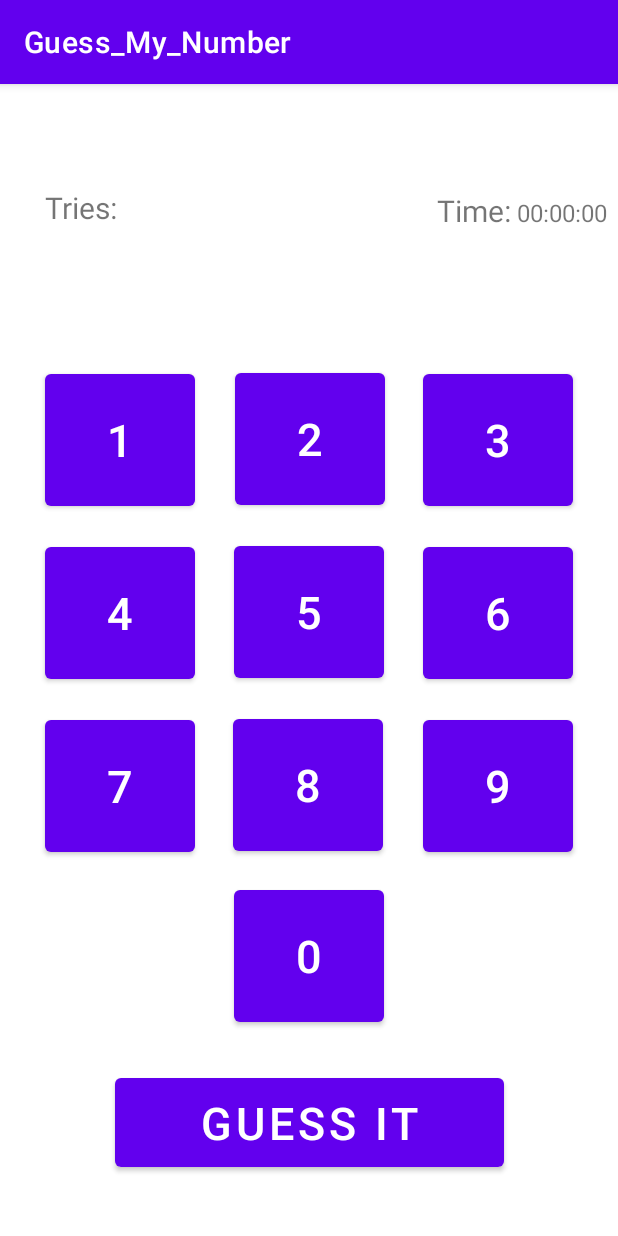
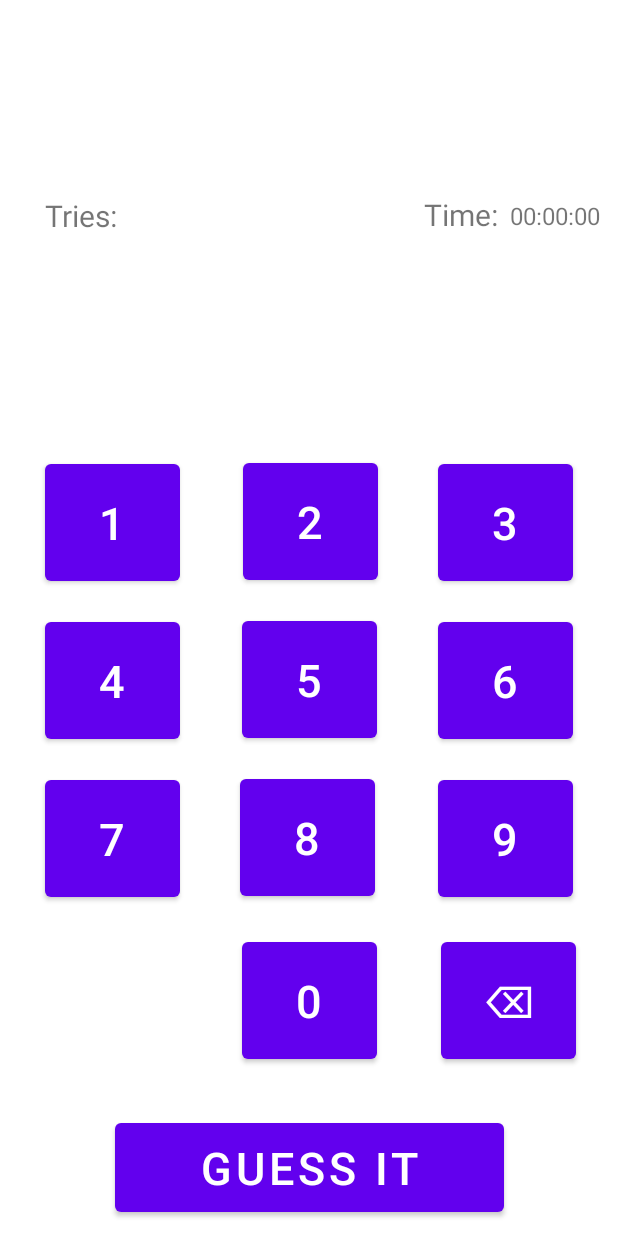
Before and after one commit to MereacreEugen01/Guess_My_Number, an Android app: the Game_Activity screen opened directly, with no data from a screen before it, on a phone screen of 412 x 824 dp. Run offline under Robolectric (Android 15) with nearby library versions, the phone set to English and light mode, and no system bars.

Commit message:
Apportate alcune migliorie, manca da implementare la game activity e la score activity

```diff
--- a/app/src/main/java/com/example/guess_my_number/Game_Activity.java
+++ b/app/src/main/java/com/example/guess_my_number/Game_Activity.java
@@ -34,35 +34,36 @@ public class Game_Activity extends AppCompatActivity {
     public void onClickGuess(View arg0){
         //Controllo numero
         if(this.rifGuessView.getText().length()<1){
-            this.rifMessageView.setText("Nothing");
+            this.rifGuessView.setText("Nothing");
         }else {
             if(Integer.parseInt(this.rifGuessView.getText().toString()) == n) {
-                if(this.rifMessageView.getText().equals("Guessed")){
+                if(this.rifGuessView.getText().equals("Guessed")){
 
                 }else{
                 counter++;
                 this.rifTriesCounter.setText("" + counter);
                 finalCounter = counter;
-                this.rifMessageView.setText("Guessed");
+                this.rifGuessView.setText("Guessed");
             }} else if(n > Integer.parseInt(this.rifGuessView.getText().toString())){
-                this.rifMessageView.setText("Higher");
+                this.rifGuessView.setText("Higher");
                 counter++;
-                this.rifGuessView.setText("");
+                //this.rifGuessView.setText("");
                 this.rifTriesCounter.setText("" + counter);
             } else {
-                this.rifMessageView.setText("Lower");
+                this.rifGuessView.setText("Lower");
                 counter++;
-                this.rifGuessView.setText("");
+               // this.rifGuessView.setText("");
                 this.rifTriesCounter.setText("" + counter);
             }
         }
     }
 
     public void onClick1(View arg0){
-        if(this.rifMessageView.getText().equals("Guessed")){
-
-        }else
-        this.rifGuessView.append("1");
+        try{
+            rifGuessView.append("1");
+        }catch(Exception e){
+            rifGuessView.setText("1");
+        }
     }
 
     public void onClick2(View arg0){
@@ -127,4 +128,11 @@ public class Game_Activity extends AppCompatActivity {
         }else
         this.rifGuessView.append("0");
     }
+    public void onClickDelete(View arg0){
+        if(this.rifMessageView.getText().equals("Guessed")){
+
+        }else {
+            this.rifGuessView.getText().toString().substring(0, rifGuessView.getText().toString().length()-1);
+        }
+    }
 }
--- a/app/src/main/res/layout/activity_game.xml
+++ b/app/src/main/res/layout/activity_game.xml
@@ -11,7 +11,7 @@
         android:id="@+id/Guess_It_Button"
         android:layout_width="259dp"
         android:layout_height="71dp"
-        android:layout_marginBottom="40dp"
+        android:layout_marginBottom="10dp"
         android:onClick="onClickGuess"
         android:text="@string/etichetta_guess_it"
         android:textSize="30sp"
@@ -21,8 +21,8 @@
 
     <Button
         android:id="@+id/Four_Button"
-        android:layout_width="100dp"
-        android:layout_height="100dp"
+        android:layout_width="90dp"
+        android:layout_height="90dp"
         android:layout_marginStart="30dp"
         android:layout_marginBottom="15dp"
         android:onClick="onClick4"
@@ -33,8 +33,8 @@
 
     <Button
         android:id="@+id/One_Button"
-        android:layout_width="100dp"
-        android:layout_height="100dp"
+        android:layout_width="90dp"
+        android:layout_height="90dp"
         android:layout_marginStart="30dp"
         android:layout_marginBottom="15dp"
         android:onClick="onClick1"
@@ -45,10 +45,10 @@
 
     <Button
         android:id="@+id/Seven_Button"
-        android:layout_width="100dp"
-        android:layout_height="100dp"
+        android:layout_width="90dp"
+        android:layout_height="90dp"
         android:layout_marginStart="30dp"
-        android:layout_marginBottom="250dp"
+        android:layout_marginBottom="220dp"
         android:onClick="onClick7"
         android:text="7"
         android:textSize="30sp"
@@ -57,8 +57,8 @@
 
     <Button
         android:id="@+id/Eight_Button"
-        android:layout_width="100dp"
-        android:layout_height="100dp"
+        android:layout_width="90dp"
+        android:layout_height="90dp"
         android:layout_marginBottom="139dp"
         android:onClick="onClick8"
         android:text="8"
@@ -70,8 +70,8 @@
 
     <Button
         android:id="@+id/Zero_Button"
-        android:layout_width="100dp"
-        android:layout_height="100dp"
+        android:layout_width="90dp"
+        android:layout_height="90dp"
         android:layout_marginBottom="12dp"
         android:onClick="onClick0"
         android:text="0"
@@ -83,8 +83,8 @@
 
     <Button
         android:id="@+id/Five_Button"
-        android:layout_width="100dp"
-        android:layout_height="100dp"
+        android:layout_width="90dp"
+        android:layout_height="90dp"
         android:layout_marginBottom="15dp"
         android:onClick="onClick5"
         android:text="5"
@@ -95,8 +95,8 @@
 
     <Button
         android:id="@+id/Two_Button"
-        android:layout_width="100dp"
-        android:layout_height="100dp"
+        android:layout_width="90dp"
+        android:layout_height="90dp"
         android:layout_marginBottom="15dp"
         android:onClick="onClick2"
         android:text="2"
@@ -108,10 +108,10 @@
 
     <Button
         android:id="@+id/Nine_Button"
-        android:layout_width="100dp"
-        android:layout_height="100dp"
+        android:layout_width="90dp"
+        android:layout_height="90dp"
         android:layout_marginEnd="30dp"
-        android:layout_marginBottom="250dp"
+        android:layout_marginBottom="220dp"
         android:onClick="onClick9"
         android:text="9"
         android:textSize="30sp"
@@ -119,9 +119,23 @@
         app:layout_constraintEnd_toEndOf="parent" />
 
     <Button
+        android:id="@+id/nine_Button"
+        android:layout_width="90dp"
+        android:layout_height="90dp"
+        android:layout_marginTop="13dp"
+        android:layout_marginEnd="28dp"
+        android:onClick="onClickDelete"
+        android:text="⌫"
+        android:textSize="30sp"
+        app:layout_constraintBottom_toBottomOf="parent"
+        app:layout_constraintEnd_toEndOf="parent"
+        app:layout_constraintTop_toBottomOf="@+id/Nine_Button"
+        app:layout_constraintVertical_bias="0.04" />
+
+    <Button
         android:id="@+id/Six_Button"
-        android:layout_width="100dp"
-        android:layout_height="100dp"
+        android:layout_width="90dp"
+        android:layout_height="90dp"
         android:layout_marginEnd="30dp"
         android:layout_marginBottom="15dp"
         android:onClick="onClick6"
@@ -132,8 +146,8 @@
 
     <Button
         android:id="@+id/Three_Button"
-        android:layout_width="100dp"
-        android:layout_height="100dp"
+        android:layout_width="90dp"
+        android:layout_height="90dp"
         android:layout_marginEnd="30dp"
         android:layout_marginBottom="15dp"
         android:onClick="onClick3"
@@ -155,8 +169,8 @@
 
     <TextView
         android:id="@+id/TryView"
-        android:layout_width="49dp"
-        android:layout_height="36dp"
+        android:layout_width="69dp"
+        android:layout_height="29dp"
         android:layout_marginStart="30dp"
         android:layout_marginTop="32dp"
         android:text="Tries:"
@@ -170,12 +184,13 @@
         android:layout_width="53dp"
         android:layout_height="26dp"
         android:layout_marginTop="25dp"
-        android:layout_marginEnd="67dp"
+        android:layout_marginEnd="76dp"
         android:text="Time:"
         android:textSize="20sp"
         app:layout_constraintBottom_toTopOf="@+id/GuessView"
         app:layout_constraintEnd_toEndOf="parent"
-        app:layout_constraintTop_toTopOf="parent" />
+        app:layout_constraintTop_toTopOf="parent"
+        app:layout_constraintVertical_bias="0.504" />
 
     <TextView
         android:id="@+id/TriesCounter"
@@ -206,13 +221,15 @@
         android:layout_width="140dp"
         android:layout_height="36dp"
         android:layout_marginStart="90dp"
-        android:layout_marginTop="59dp"
-        android:layout_marginBottom="32dp"
+        android:layout_marginTop="60dp"
+        android:layout_marginBottom="20dp"
         android:textSize="24sp"
         app:layout_constraintBottom_toTopOf="@+id/GuessView"
         app:layout_constraintEnd_toStartOf="@+id/TimeView"
+        app:layout_constraintHorizontal_bias="1.0"
         app:layout_constraintStart_toEndOf="@+id/TriesCounter"
-        app:layout_constraintTop_toTopOf="parent" />
+        app:layout_constraintTop_toTopOf="parent"
+        app:layout_constraintVertical_bias="0.798" />
 
     <androidx.constraintlayout.widget.Guideline
         android:id="@+id/guideline2"
--- a/app/src/main/res/layout/activity_main.xml
+++ b/app/src/main/res/layout/activity_main.xml
@@ -4,12 +4,14 @@
     xmlns:tools="http://schemas.android.com/tools"
     android:layout_width="match_parent"
     android:layout_height="match_parent"
+    android:background="@drawable/sfondo"
     tools:context=".MainActivity">
 
     <TextView
         android:id="@+id/Titolo"
         android:layout_width="198dp"
         android:layout_height="118dp"
+        android:background="#FFFFFF"
         android:fontFamily="casual"
         android:text="Guess My Number"
         android:textAlignment="center"
--- a/app/src/main/res/values-night/themes.xml
+++ b/app/src/main/res/values-night/themes.xml
@@ -1,6 +1,6 @@
 <resources xmlns:tools="http://schemas.android.com/tools">
     <!-- Base application theme. -->
-    <style name="Theme.Guess_My_Number" parent="Theme.MaterialComponents.DayNight.DarkActionBar">
+    <style name="Theme.Guess_My_Number" parent="Theme.MaterialComponents.DayNight.NoActionBar">
         <!-- Primary brand color. -->
         <item name="colorPrimary">@color/purple_200</item>
         <item name="colorPrimaryVariant">@color/purple_700</item>
--- a/app/src/main/res/values/themes.xml
+++ b/app/src/main/res/values/themes.xml
@@ -1,6 +1,6 @@
 <resources xmlns:tools="http://schemas.android.com/tools">
     <!-- Base application theme. -->
-    <style name="Theme.Guess_My_Number" parent="Theme.MaterialComponents.DayNight.DarkActionBar">
+    <style name="Theme.Guess_My_Number" parent="Theme.MaterialComponents.DayNight.NoActionBar">
         <!-- Primary brand color. -->
         <item name="colorPrimary">@color/purple_500</item>
         <item name="colorPrimaryVariant">@color/purple_700</item>
```
Also changed, not shown: app/src/main/res/drawable-v24/sfondo.png (added).
